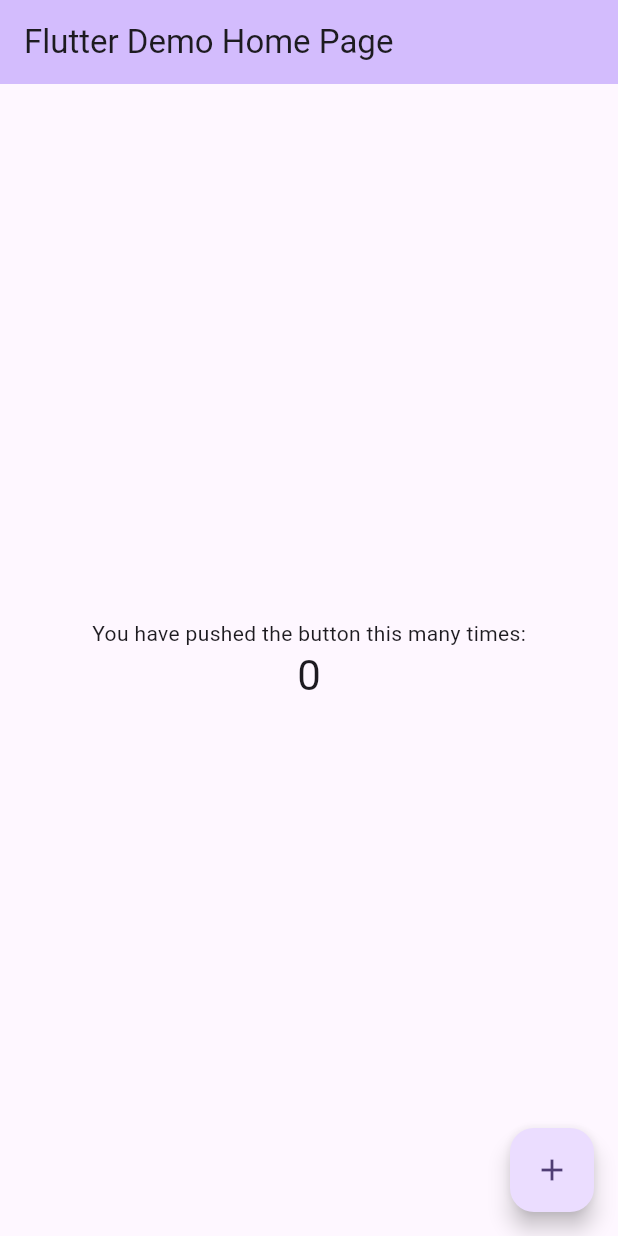
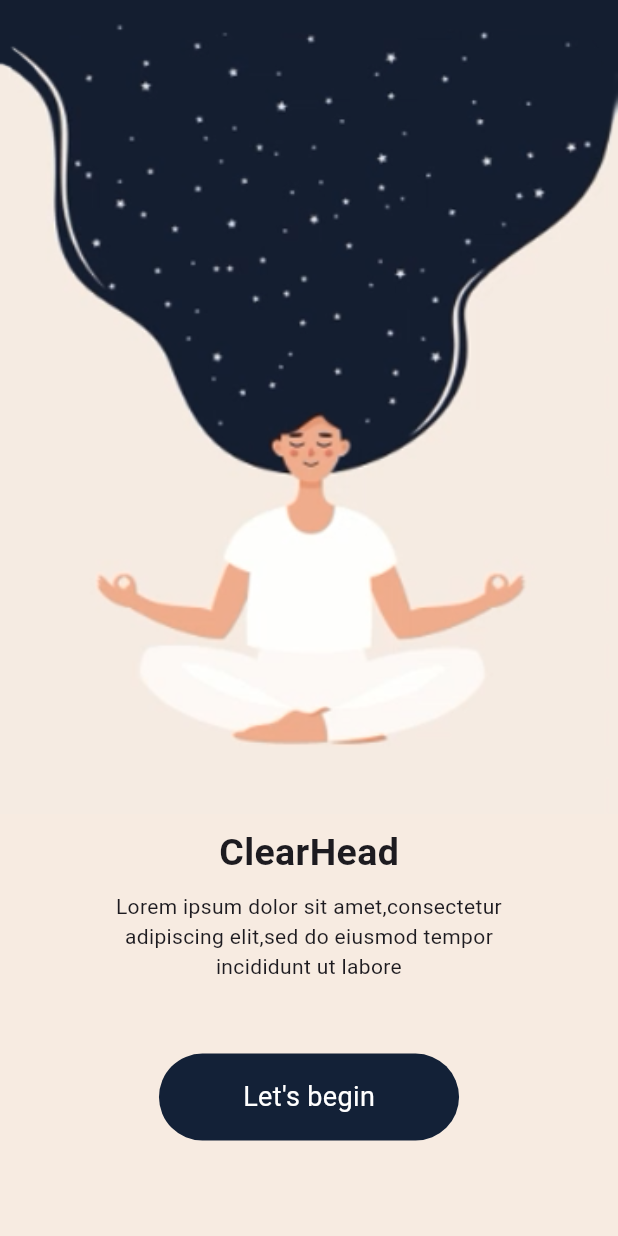
Before and after one commit to usama-tech-dev/flutter_ui, a Flutter app: the screen it shows after launch, on a phone screen of 412 x 824 dp. Run offline on Flutter 3.47's test engine with Material 3 defaults, Android fonts, the phone set to English and light mode, and no system bars.

Commit message:
working on the splash view

```diff
--- /dev/null
+++ b/lib/feature/splash_view/presentation/splash_view.dart
@@ -0,0 +1,61 @@
+import 'package:flutter/material.dart';
+
+class SplashView extends StatefulWidget {
+  final AnimationController animationController;
+
+  const SplashView({Key? key, required this.animationController}) : super(key: key);
+
+  @override
+  _SplashViewState createState() => _SplashViewState();
+}
+
+class _SplashViewState extends State<SplashView> {
+  @override
+  Widget build(BuildContext context) {
+    final _introductionanimation = Tween<Offset>(begin: Offset(0, 0), end: Offset(0.0, -1.0)).animate(
+      CurvedAnimation(
+        parent: widget.animationController,
+        curve: Interval(0.0, 0.2, curve: Curves.fastOutSlowIn),
+      ),
+    );
+    return SlideTransition(
+      position: _introductionanimation,
+      child: SingleChildScrollView(
+        child: Column(
+          children: [
+            SizedBox(
+              width: MediaQuery.of(context).size.width,
+              child: Image.asset('assets/introduction_animation/introduction_image.png', fit: BoxFit.cover),
+            ),
+            Padding(
+              padding: EdgeInsets.only(top: 8.0, bottom: 8.0),
+              child: Text("ClearHead", style: TextStyle(fontSize: 25.0, fontWeight: FontWeight.bold)),
+            ),
+            Padding(
+              padding: EdgeInsets.only(left: 64, right: 64),
+              child: Text(
+                "Lorem ipsum dolor sit amet,consectetur adipiscing elit,sed do eiusmod tempor incididunt ut labore",
+                textAlign: TextAlign.center,
+              ),
+            ),
+            SizedBox(height: 48),
+            Padding(
+              padding: EdgeInsets.only(bottom: MediaQuery.of(context).padding.bottom + 16),
+              child: InkWell(
+                onTap: () {
+                  widget.animationController.animateTo(0.2);
+                },
+                child: Container(
+                  height: 58,
+                  padding: EdgeInsets.only(left: 56.0, right: 56.0, top: 16, bottom: 16),
+                  decoration: BoxDecoration(borderRadius: BorderRadius.circular(38.0), color: Color(0xff132137)),
+                  child: Text("Let's begin", style: TextStyle(fontSize: 18, color: Colors.white)),
+                ),
+              ),
+            ),
+          ],
+        ),
+      ),
+    );
+  }
+}
--- a/lib/feature/ui_animation/presentation/introduction_animation.dart
+++ b/lib/feature/ui_animation/presentation/introduction_animation.dart
@@ -1,4 +1,6 @@
 import 'package:flutter/material.dart';
+
+import '../../splash_view/presentation/splash_view.dart';
 
 class IntroductionAnimationScreen extends StatefulWidget {
   const IntroductionAnimationScreen({Key? key}) : super(key: key);
@@ -31,7 +33,7 @@ class _IntroductionAnimationScreenState extends State<IntroductionAnimationScree
       body: ClipRect(
         child: Stack(
           children: [
-            // SplashView(animationController: _animationController!),
+            SplashView(animationController: _animationController!),
             // RelaxView(animationController: _animationController!),
             // CareView(animationController: _animationController!),
             // MoodDiaryVew(animationController: _animationController!),
--- a/lib/main.dart
+++ b/lib/main.dart
@@ -1,4 +1,6 @@
 import 'package:flutter/material.dart';
+
+import 'feature/ui_animation/presentation/introduction_animation.dart';
 
 void main() {
   runApp(const MyApp());
@@ -12,7 +14,7 @@ class MyApp extends StatelessWidget {
     return MaterialApp(
       title: 'Flutter Demo',
       theme: ThemeData(colorScheme: ColorScheme.fromSeed(seedColor: Colors.deepPurple)),
-      home: const MyHomePage(title: 'Flutter Demo Home Page'),
+      home: IntroductionAnimationScreen(),
     );
   }
 }
--- a/pubspec.yaml
+++ b/pubspec.yaml
@@ -58,8 +58,8 @@ flutter:
   uses-material-design: true
 
   # To add assets to your application, add an assets section, like this:
-  # assets:
-  #   - images/a_dot_burr.jpeg
+  assets:
+    - assets/introduction_animation/
   #   - images/a_dot_ham.jpeg
 
   # An image asset can refer to one or more resolution-specific "variants", see
```
Also changed, not shown: assets/introduction_animation/care_image.png (added), assets/introduction_animation/introduction_animation.png (added), assets/introduction_animation/introduction_image.png (added), assets/introduction_animation/mood_dairy_image.png (added), assets/introduction_animation/relax_image.png (added), assets/introduction_animation/welcome.png (added).
